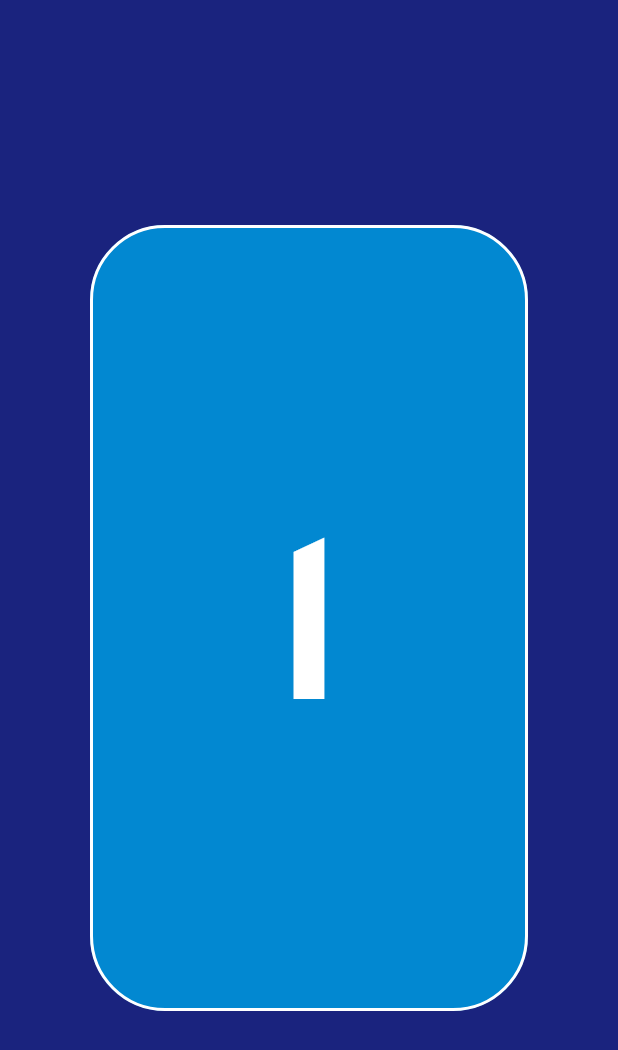
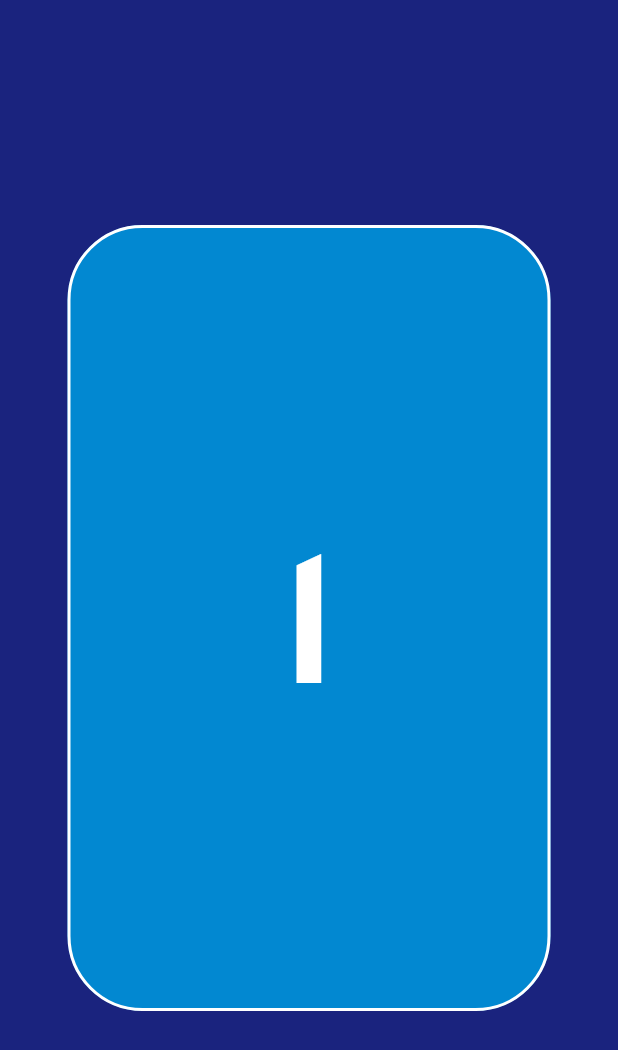
Before and after one commit to Erkanerkisi/scrumate, a Flutter app: the screen it shows after launch, after a tap on an icon or button, on a phone screen of 412 x 824 dp. Shown: the top 1050 px of the screen. Run offline on Flutter 3.47's test engine with Material 2 defaults, Android fonts, the phone set to English and light mode, and no system bars; missing offline and left inert: shake.

```diff
--- a/lib/full_page_scrum_card.dart
+++ b/lib/full_page_scrum_card.dart
@@ -1,21 +1,63 @@
 import 'package:flutter/material.dart';
+import 'package:shake/shake.dart';
 
-class FullPageScrumCard extends StatelessWidget {
-  const FullPageScrumCard({Key key, @required this.text, this.image})
+
+class FullPageScrumCard extends StatefulWidget {
+  const FullPageScrumCard(
+      {Key key, @required this.text, this.image, this.tapToReveal,this.shakeToReveal})
       : super(key: key);
 
   final String text;
   final Image image;
+  final bool tapToReveal;
+  final bool shakeToReveal;
 
+  @override
+  _FullPageScrumCardState createState() => _FullPageScrumCardState();
+}
+
+class _FullPageScrumCardState extends State<FullPageScrumCard> {
+
+  @override
+  void initState() {
+    super.initState();
+    ShakeDetector detector = ShakeDetector.autoStart(onPhoneShake: () {
+      if (isReady && widget.shakeToReveal) {
+              setState(() {
+                isReady = true;
+              });
+            }
+    });
+    // To close: detector.stopListening();
+    // ShakeDetector.waitForStart() waits for user to call detector.startListening();
+  }
+
+  final String READY = 'Ready';
+  final double READY_FONT = 80.0;
+  final double TEXT_FONT = 120.0;
+
+  bool isReady = false;
   Widget _buildChild() {
-    if (image != null) {
-      return image;
+    Widget returnWidget;
+    if (widget.tapToReveal && !isReady) {
+      isReady = true;
+      returnWidget = Text(
+        READY,
+        style: TextStyle(
+            fontFamily: 'Alatsi', fontSize: READY_FONT, color: Colors.white),
+      );
+    } else {
+      isReady = false;
+      returnWidget = Text(
+        widget.text,
+        style: TextStyle(
+            fontFamily: 'Alatsi', fontSize: TEXT_FONT, color: Colors.white),
+      );
     }
-    return Text(
-      text,
-      style:
-          TextStyle(fontFamily: 'Alatsi', fontSize: 150, color: Colors.white),
-    );
+    if (widget.image != null) {
+      return widget.image;
+    }
+    return returnWidget;
   }
 
   @override
@@ -23,14 +65,20 @@ class FullPageScrumCard extends StatelessWidget {
     return Container(
       color: Colors.indigo[900],
       child: Container(
-        margin: const EdgeInsets.symmetric(vertical: 150.0, horizontal: 60.0),
+        margin: const EdgeInsets.symmetric(vertical: 150.0, horizontal: 45.0),
         child: FlatButton(
           shape: RoundedRectangleBorder(
               borderRadius: new BorderRadius.circular(50.0),
               side: BorderSide(width: 2.0, color: Colors.white)),
           color: Colors.lightBlue[700],
           onPressed: () {
-            Navigator.pop(context);
+            if (isReady) {
+              setState(() {
+                isReady = true;
+              });
+            } else {
+              Navigator.pop(context);
+            }
           },
           child: _buildChild(),
         ),
--- a/lib/scrum_card.dart
+++ b/lib/scrum_card.dart
@@ -1,6 +1,8 @@
 import 'package:flutter/material.dart';
 import 'full_page_scrum_card.dart';
 import 'package:flutter/cupertino.dart';
+import 'package:provider/provider.dart';
+import 'package:scrumate/settings_modal.dart';
 
 class ScrumCard extends StatelessWidget {
   const ScrumCard({
@@ -22,12 +24,13 @@ class ScrumCard extends StatelessWidget {
     }
     return Text(
       numberText,
-      style: TextStyle(fontFamily: 'Alatsi', fontSize: 50, color: Colors.white),
+      style: TextStyle(fontFamily: 'Alatsi', fontSize: 30, color: Colors.white),
     );
   }
 
   @override
   Widget build(BuildContext context) {
+    return Consumer<SettingsModal>(builder: (context, settings, child) {
       return FlatButton(
         color: Colors.lightBlue[700],
         shape: RoundedRectangleBorder(
@@ -38,7 +41,8 @@ class ScrumCard extends StatelessWidget {
               context,
               PageRouteBuilder(
                 pageBuilder: (context, animation, secondaryAnimation) =>
-                  FullPageScrumCard(text: numberText,image: image,),
+                    FullPageScrumCard(
+                        text: numberText, image: image, tapToReveal: settings.getTapToReveal(), shakeToReveal: settings.getShakeToReveal()),
                 transitionsBuilder:
                     (context, animation, secondaryAnimation, child) =>
                         RotationTransition(
@@ -47,9 +51,7 @@ class ScrumCard extends StatelessWidget {
                     end: 1.0,
                   ).animate(
                     CurvedAnimation(
-                    parent: animation,
-                    curve: Curves.fastOutSlowIn,
-                  ),
+                        parent: animation, curve: Curves.linearToEaseOut),
                   ),
                   child: child,
                 ),
@@ -57,5 +59,6 @@ class ScrumCard extends StatelessWidget {
         },
         child: _buildChild(),
       );
+    });
   }
 }
--- a/lib/settings_modal.dart
+++ b/lib/settings_modal.dart
@@ -4,6 +4,8 @@ class SettingsModal extends ChangeNotifier {
   // initial type and max value
   String _type = 'Fibonacci';
   int _maxValue = 144;
+  bool _tapToReveal = false;
+  bool _shakeToReveal = false;
 
   //Card Types All List
   Map<String,List<String>> _map ={
@@ -43,4 +45,18 @@ class SettingsModal extends ChangeNotifier {
     _maxValue = maxValue;
     notifyListeners();
   }
+  void setTapToReveal(bool value) {
+    _tapToReveal = value;
+    notifyListeners();
+  }
+  bool getTapToReveal() {
+    return _tapToReveal;
+  }
+    void setShakeToReveal(bool value) {
+    _shakeToReveal = value;
+    notifyListeners();
+  }
+  bool getShakeToReveal() {
+    return _shakeToReveal;
+  }
 }
--- a/pubspec.yaml
+++ b/pubspec.yaml
@@ -28,6 +28,7 @@ dependencies:
 dev_dependencies:
   flutter_test:
     sdk: flutter
+  shake: ^0.1.0
 
 
 # For information on the generic Dart part of this file, see the
```
Also changed, not shown: lib/settings.dart (+34 -3 lines), pubspec.lock. Lines whose indentation alone changed are shown as unchanged.
